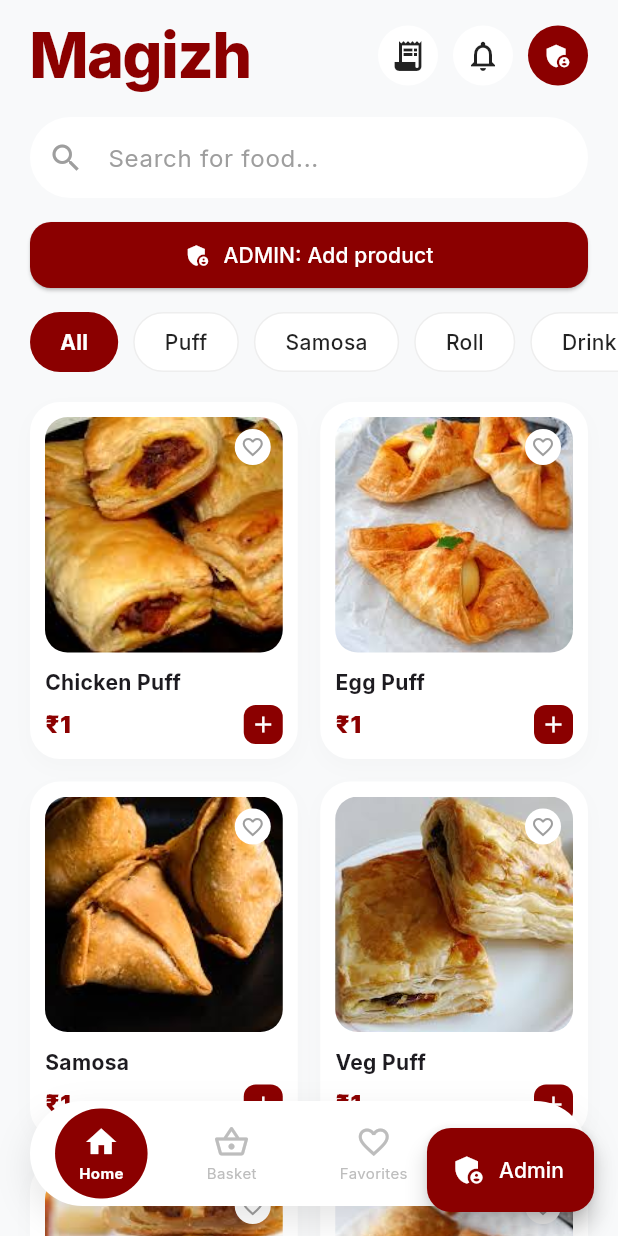
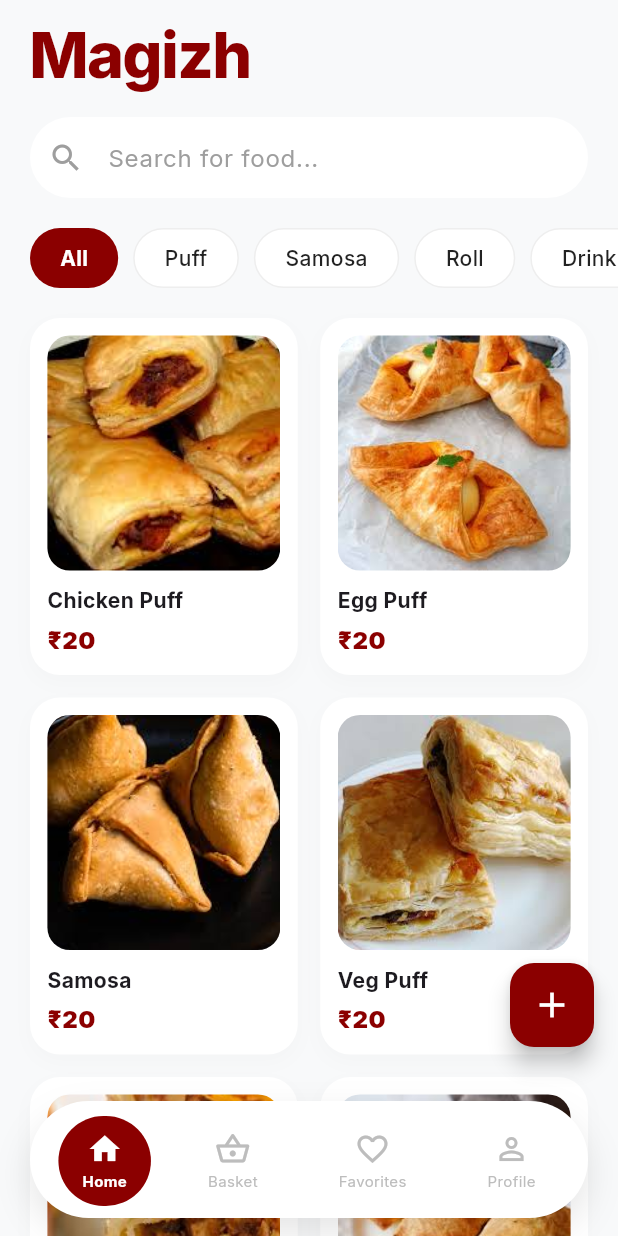
Before and after one commit to karthisansug24it-rgb/Magizh, a Flutter app: the screen it shows after launch, on a phone screen of 412 x 824 dp. Run offline on Flutter 3.47's test engine with Material 3 defaults, Android fonts, the phone set to English and light mode, and no system bars; our stand-ins replace audioplayers, google_fonts, image_picker, supabase_flutter; accounts and stored records are empty.

Commit message:
updated to some thing

```diff
--- a/lib/main.dart
+++ b/lib/main.dart
@@ -73,12 +73,13 @@ class _HomePageState extends State<HomePage> {
   final List<String> categories = ["All", "Puff", "Samosa", "Roll", "Drinks", "Other"];
   String selectedCategory = "All";
   int _nextProductId = 7;
+  final Map<int, int> _tapCounts = {};
 
   final List<Map<String, dynamic>> products = [
     {
       "id": 1,
       "name": "Chicken Puff",
-      "price": 1,
+      "price": 20,
       "category": "Puff",
       "image": "assets/images/chicken puff.jpeg",
       "isLocalImage": false,
@@ -86,7 +87,7 @@ class _HomePageState extends State<HomePage> {
     {
       "id": 2,
       "name": "Egg Puff",
-      "price": 1,
+      "price": 20,
       "category": "Puff",
       "image": "assets/images/egg puff.png",
       "isLocalImage": false,
@@ -94,7 +95,7 @@ class _HomePageState extends State<HomePage> {
     {
       "id": 3,
       "name": "Samosa",
-      "price": 1,
+      "price": 20,
       "category": "Samosa",
       "image": "assets/images/samosa.jpeg",
       "isLocalImage": false,
@@ -102,7 +103,7 @@ class _HomePageState extends State<HomePage> {
     {
       "id": 4,
       "name": "Veg Puff",
-      "price": 1,
+      "price": 20,
       "category": "Puff",
       "image": "assets/images/veg puff.jpeg",
       "isLocalImage": false,
@@ -110,7 +111,7 @@ class _HomePageState extends State<HomePage> {
     {
       "id": 5,
       "name": "Paneer Puff",
-      "price": 1,
+      "price": 20,
       "category": "Puff",
       "image": "assets/images/paneer puff.jpeg",
       "isLocalImage": false,
@@ -118,7 +119,7 @@ class _HomePageState extends State<HomePage> {
     {
       "id": 6,
       "name": "Mushroom Puff",
-      "price": 1,
+      "price": 20,
       "category": "Puff",
       "image": "assets/images/mushroom puff.jpeg",
       "isLocalImage": false,
@@ -143,22 +144,45 @@ class _HomePageState extends State<HomePage> {
               children: [
                 _buildHeader(),
                 _buildSearchBar(),
-                _buildAdminQuickAction(),
                 _buildCategories(),
                 Expanded(child: _buildProductGrid(filteredProducts)),
               ],
             ),
-            _buildBottomNav(),
+            _buildBottomNav(context),
           ],
         ),
       ),
-      floatingActionButton: FloatingActionButton.extended(
+      floatingActionButton: Padding(
+        padding: const EdgeInsets.only(bottom: 110),
+        child: Column(
+          mainAxisSize: MainAxisSize.min,
+          children: [
+            if (_tapCounts.isNotEmpty) ...[
+              FloatingActionButton(
+                heroTag: "cancelFab",
+                onPressed: () {
+                  SoundManager.instance.playClickSound();
+                  setState(() {
+                    _tapCounts.clear();
+                  });
+                },
+                backgroundColor: Colors.white,
+                foregroundColor: const Color(0xFF8B0000),
+                child: const Icon(Icons.close, size: 24),
+              ),
+              const SizedBox(height: 12),
+            ],
+            FloatingActionButton(
+              heroTag: "addFab",
               onPressed: _openAdminAddProductSheet,
               backgroundColor: const Color(0xFF8B0000),
               foregroundColor: Colors.white,
-        icon: const Icon(Icons.admin_panel_settings),
-        label: const Text("Admin"),
+              child: const Icon(Icons.add, size: 28),
             ),
+          ],
+        ),
+      ),
+      floatingActionButtonLocation: FloatingActionButtonLocation.endFloat,
     );
   }
 
@@ -166,7 +190,7 @@ class _HomePageState extends State<HomePage> {
     return Padding(
       padding: const EdgeInsets.fromLTRB(20, 16, 20, 10),
       child: Row(
-        mainAxisAlignment: MainAxisAlignment.spaceBetween,
+        mainAxisAlignment: MainAxisAlignment.start,
         children: [
           Text(
             "Magizh",
@@ -178,42 +202,6 @@ class _HomePageState extends State<HomePage> {
               height: 1.0,
             ),
           ),
-          Row(
-            children: [
-              Container(
-                width: 40,
-                height: 40,
-                decoration: const BoxDecoration(
-                  color: Colors.white,
-                  shape: BoxShape.circle,
-                ),
-                child: const Icon(Icons.receipt_long, color: Colors.black87),
-              ),
-              const SizedBox(width: 10),
-              Container(
-                width: 40,
-                height: 40,
-                decoration: const BoxDecoration(
-                  color: Colors.white,
-                  shape: BoxShape.circle,
-                ),
-                child: const Icon(Icons.notifications_none, color: Colors.black87),
-              ),
-              const SizedBox(width: 10),
-              GestureDetector(
-                onTap: _openAdminAddProductSheet,
-                child: Container(
-                  width: 40,
-                  height: 40,
-                  decoration: const BoxDecoration(
-                    color: Color(0xFF8B0000),
-                    shape: BoxShape.circle,
-                  ),
-                  child: const Icon(Icons.admin_panel_settings, color: Colors.white, size: 20),
-                ),
-              ),
-            ],
-          )
         ],
       ),
     );
@@ -257,7 +245,7 @@ class _HomePageState extends State<HomePage> {
                   crossAxisAlignment: CrossAxisAlignment.start,
                   children: [
                     const Text(
-                      "Admin: Add Product",
+                      "Add Product",
                       style: TextStyle(fontSize: 20, fontWeight: FontWeight.w700),
                     ),
                     const SizedBox(height: 16),
@@ -353,14 +341,16 @@ class _HomePageState extends State<HomePage> {
                           }
 
                           setState(() {
+                            final newId = _nextProductId++;
                             products.add({
-                              "id": _nextProductId++,
+                              "id": newId,
                               "name": name,
                               "price": price,
                               "category": category,
                               "image": selectedImage!.path,
                               "isLocalImage": true,
                             });
+                            _tapCounts[newId] = 0;
                           });
 
                           Navigator.pop(context);
@@ -397,26 +387,6 @@ class _HomePageState extends State<HomePage> {
             border: InputBorder.none,
             contentPadding: EdgeInsets.symmetric(vertical: 15),
           ),
-        ),
-      ),
-    );
-  }
-
-  Widget _buildAdminQuickAction() {
-    return Padding(
-      padding: const EdgeInsets.symmetric(horizontal: 20, vertical: 4),
-      child: SizedBox(
-        width: double.infinity,
-        child: ElevatedButton.icon(
-          onPressed: _openAdminAddProductSheet,
-          style: ElevatedButton.styleFrom(
-            backgroundColor: const Color(0xFF8B0000),
-            foregroundColor: Colors.white,
-            padding: const EdgeInsets.symmetric(vertical: 12),
-            shape: RoundedRectangleBorder(borderRadius: BorderRadius.circular(14)),
-          ),
-          icon: const Icon(Icons.admin_panel_settings),
-          label: const Text("ADMIN: Add product"),
         ),
       ),
     );
@@ -463,7 +433,7 @@ class _HomePageState extends State<HomePage> {
     );
   }
 
-  Widget _buildProductGrid(List<Map<String, dynamic>> products) {
+  Widget _buildProductGrid(List<Map<String, dynamic>> filteredProducts) {
     return GridView.builder(
       padding: const EdgeInsets.fromLTRB(20, 10, 20, 100),
       gridDelegate: const SliverGridDelegateWithFixedCrossAxisCount(
@@ -472,13 +442,20 @@ class _HomePageState extends State<HomePage> {
         crossAxisSpacing: 15,
         mainAxisSpacing: 15,
       ),
-      itemCount: products.length,
+      itemCount: filteredProducts.length,
       itemBuilder: (context, index) {
-        final product = products[index];
+        final product = filteredProducts[index];
+        final productId = product["id"] as int;
+        final count = _tapCounts[productId] ?? 0;
+        final isSelected = count > 0;
         return Container(
           decoration: BoxDecoration(
             color: Colors.white,
             borderRadius: BorderRadius.circular(20),
+            border: Border.all(
+              color: isSelected ? const Color(0xFF8B0000) : Colors.transparent,
+              width: 1.6,
+            ),
             boxShadow: [
               BoxShadow(
                 color: Colors.grey.withOpacity(0.05),
@@ -495,6 +472,11 @@ class _HomePageState extends State<HomePage> {
                 child: GestureDetector(
                   onTap: () {
                     SoundManager.instance.playClickSound();
+                    setState(() {
+                      final currentCount = _tapCounts[productId] ?? 0;
+                      final nextCount = currentCount + 1;
+                      _tapCounts[productId] = nextCount >= 100 ? 0 : nextCount;
+                    });
                   },
                   child: Stack(
                     fit: StackFit.expand,
@@ -529,19 +511,49 @@ class _HomePageState extends State<HomePage> {
                                 ),
                               ),
                       ),
+                        if (isSelected)
+                          Positioned(
+                            top: 8,
+                            left: 8,
+                            child: Container(
+                              padding: const EdgeInsets.symmetric(horizontal: 8, vertical: 4),
+                              decoration: BoxDecoration(
+                                color: const Color(0xFF8B0000),
+                                borderRadius: BorderRadius.circular(12),
+                              ),
+                              child: Text(
+                                "x$count",
+                                style: const TextStyle(
+                                  color: Colors.white,
+                                  fontWeight: FontWeight.w700,
+                                  fontSize: 12,
+                                ),
+                              ),
+                            ),
+                          ),
+                        if (isSelected)
                           Positioned(
                             top: 8,
                             right: 8,
+                            child: GestureDetector(
+                              onTap: () {
+                                SoundManager.instance.playClickSound();
+                                setState(() {
+                                  _tapCounts.remove(productId);
+                                });
+                              },
                               child: Container(
-                          padding: const EdgeInsets.all(4),
+                                width: 26,
+                                height: 26,
                                 decoration: const BoxDecoration(
                                   color: Colors.white,
                                   shape: BoxShape.circle,
                                 ),
                                 child: const Icon(
-                            Icons.favorite_border,
+                                  Icons.close,
                                   size: 16,
-                            color: Colors.grey,
+                                  color: Colors.black87,
+                                ),
                               ),
                             ),
                           ),
@@ -571,18 +583,6 @@ class _HomePageState extends State<HomePage> {
                       color: Color(0xFF8B0000),
                     ),
                   ),
-                  Container(
-                    padding: const EdgeInsets.all(4),
-                    decoration: BoxDecoration(
-                      color: const Color(0xFF8B0000),
-                      borderRadius: BorderRadius.circular(8),
-                    ),
-                    child: const Icon(
-                      Icons.add,
-                      color: Colors.white,
-                      size: 18,
-                    ),
-                  ),
                 ],
               )
             ],
@@ -592,13 +592,27 @@ class _HomePageState extends State<HomePage> {
     );
   }
 
-  Widget _buildBottomNav() {
+  Widget _buildBottomNav(BuildContext context) {
+    final bottomInset = MediaQuery.of(context).padding.bottom;
+    final selectedCount = _tapCounts.values.fold<int>(0, (sum, count) => sum + count);
+    final total = _tapCounts.entries.fold<double>(
+      0,
+      (sum, entry) {
+        final match = products.firstWhere(
+          (p) => p["id"] == entry.key,
+          orElse: () => {},
+        );
+        final price = match["price"] is num ? (match["price"] as num).toDouble() : 0.0;
+        return sum + (price * entry.value);
+      },
+    );
+
     return Positioned(
-      bottom: 20,
+      bottom: 12 + bottomInset,
       left: 20,
       right: 20,
       child: Container(
-        padding: const EdgeInsets.symmetric(horizontal: 5, vertical: 5),
+        padding: const EdgeInsets.fromLTRB(8, 10, 8, 8),
         decoration: BoxDecoration(
           color: Colors.white,
           borderRadius: BorderRadius.circular(40),
@@ -610,13 +624,46 @@ class _HomePageState extends State<HomePage> {
             ),
           ],
         ),
+        child: Column(
+          mainAxisSize: MainAxisSize.min,
+          children: [
+            if (selectedCount > 0)
+              Container(
+                margin: const EdgeInsets.fromLTRB(8, 0, 8, 10),
+                padding: const EdgeInsets.symmetric(horizontal: 16, vertical: 10),
+                decoration: BoxDecoration(
+                  color: const Color(0xFF8B0000),
+                  borderRadius: BorderRadius.circular(18),
+                ),
                 child: Row(
+                  mainAxisAlignment: MainAxisAlignment.spaceBetween,
+                  children: [
+                    Text(
+                      "Selected: $selectedCount",
+                      style: const TextStyle(
+                        color: Colors.white,
+                        fontWeight: FontWeight.w700,
+                      ),
+                    ),
+                    Text(
+                      "Amount: ₹${total.toStringAsFixed(0)}",
+                      style: const TextStyle(
+                        color: Colors.white,
+                        fontWeight: FontWeight.w700,
+                      ),
+                    ),
+                  ],
+                ),
+              ),
+            Row(
               mainAxisAlignment: MainAxisAlignment.spaceAround,
               children: [
                 _buildNavItem(Icons.home, "Home", true),
                 _buildNavItem(Icons.shopping_basket_outlined, "Basket", false),
                 _buildNavItem(Icons.favorite_border, "Favorites", false),
                 _buildNavItem(Icons.person_outline, "Profile", false),
+              ],
+            ),
           ],
         ),
       ),
```
Also changed, not shown: 1 other file. Lines whose indentation alone changed are shown as unchanged.
